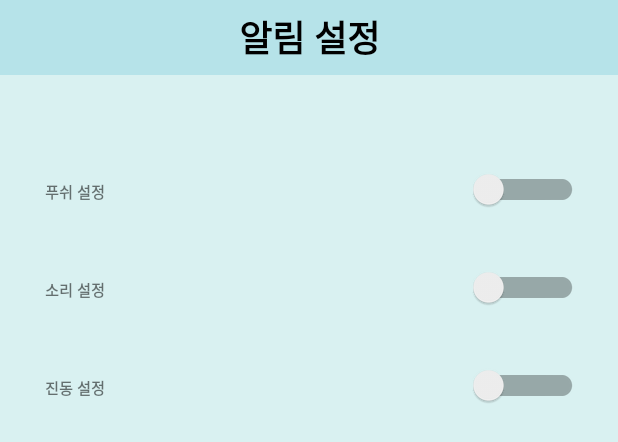
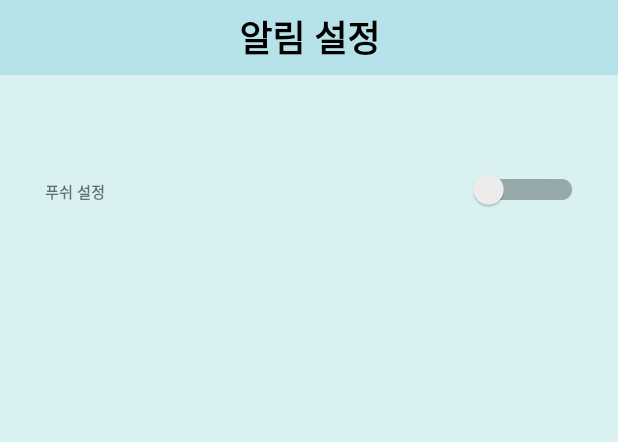
Before and after one commit to hoth6615/Junho_Project_PetDiary, an Android app: the layout activity_setting_notification.xml on its own in the app's theme, with its tools: preview values and no code run, on a phone screen of 412 x 824 dp. Shown: the top 442 px of the screen. Run offline under Robolectric (Android 15) with nearby library versions, the phone set to English and light mode, and no system bars.

Commit message:
pix 20.12.17

```diff
--- a/PetDiary/app/src/main/res/layout/activity_setting_notification.xml
+++ b/PetDiary/app/src/main/res/layout/activity_setting_notification.xml
@@ -43,56 +43,56 @@
 
     </LinearLayout>
 
-    <LinearLayout
-        android:layout_marginTop="30dp"
-        android:layout_marginLeft="20dp"
-        android:layout_marginRight="20dp"
-        android:layout_width="match_parent"
-        android:layout_height="wrap_content"
-        android:orientation="horizontal">
+<!--    <LinearLayout-->
+<!--        android:layout_marginTop="30dp"-->
+<!--        android:layout_marginLeft="20dp"-->
+<!--        android:layout_marginRight="20dp"-->
+<!--        android:layout_width="match_parent"-->
+<!--        android:layout_height="wrap_content"-->
+<!--        android:orientation="horizontal">-->
 
-        <TextView
-            android:layout_width="match_parent"
-            android:layout_height="wrap_content"
-            android:layout_weight="1"
-            android:textStyle="bold"
-            android:textSize="10dp"
-            android:padding="10dp"
-            android:text="소리 설정" />
+<!--        <TextView-->
+<!--            android:layout_width="match_parent"-->
+<!--            android:layout_height="wrap_content"-->
+<!--            android:layout_weight="1"-->
+<!--            android:textStyle="bold"-->
+<!--            android:textSize="10dp"-->
+<!--            android:padding="10dp"-->
+<!--            android:text="소리 설정" />-->
 
-        <androidx.appcompat.widget.SwitchCompat
-            android:id="@+id/soundSwitch"
-            android:layout_width="match_parent"
-            android:layout_height="wrap_content"
-            android:layout_weight="1"
-            app:switchMinWidth="80dp"/>
+<!--        <androidx.appcompat.widget.SwitchCompat-->
+<!--            android:id="@+id/soundSwitch"-->
+<!--            android:layout_width="match_parent"-->
+<!--            android:layout_height="wrap_content"-->
+<!--            android:layout_weight="1"-->
+<!--            app:switchMinWidth="80dp"/>-->
 
-    </LinearLayout>
+<!--    </LinearLayout>-->
 
-    <LinearLayout
-        android:layout_marginTop="30dp"
-        android:layout_marginLeft="20dp"
-        android:layout_marginRight="20dp"
-        android:layout_width="match_parent"
-        android:layout_height="wrap_content"
-        android:orientation="horizontal">
+<!--    <LinearLayout-->
+<!--        android:layout_marginTop="30dp"-->
+<!--        android:layout_marginLeft="20dp"-->
+<!--        android:layout_marginRight="20dp"-->
+<!--        android:layout_width="match_parent"-->
+<!--        android:layout_height="wrap_content"-->
+<!--        android:orientation="horizontal">-->
 
-        <TextView
-            android:layout_width="match_parent"
-            android:layout_height="wrap_content"
-            android:layout_weight="1"
-            android:textStyle="bold"
-            android:textSize="10dp"
-            android:padding="10dp"
-            android:text="진동 설정" />
+<!--        <TextView-->
+<!--            android:layout_width="match_parent"-->
+<!--            android:layout_height="wrap_content"-->
+<!--            android:layout_weight="1"-->
+<!--            android:textStyle="bold"-->
+<!--            android:textSize="10dp"-->
+<!--            android:padding="10dp"-->
+<!--            android:text="진동 설정" />-->
 
-        <androidx.appcompat.widget.SwitchCompat
-            android:id="@+id/vibrateSwitch"
-            android:layout_width="match_parent"
-            android:layout_height="wrap_content"
-            android:layout_weight="1"
-            app:switchMinWidth="80dp"/>
+<!--        <androidx.appcompat.widget.SwitchCompat-->
+<!--            android:id="@+id/vibrateSwitch"-->
+<!--            android:layout_width="match_parent"-->
+<!--            android:layout_height="wrap_content"-->
+<!--            android:layout_weight="1"-->
+<!--            app:switchMinWidth="80dp"/>-->
 
-    </LinearLayout>
+<!--    </LinearLayout>-->
 
 </LinearLayout>
```
